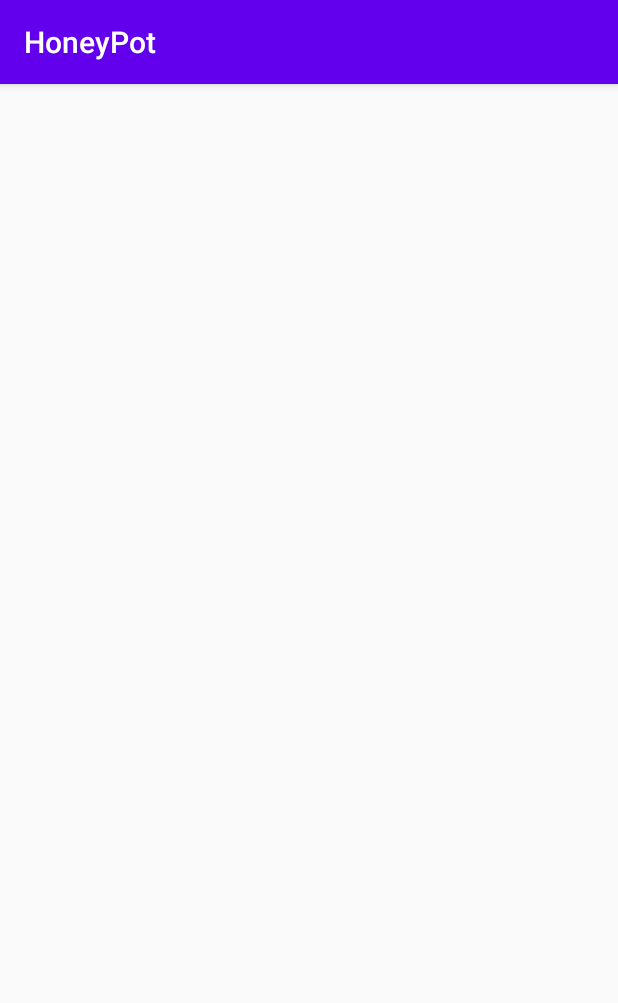
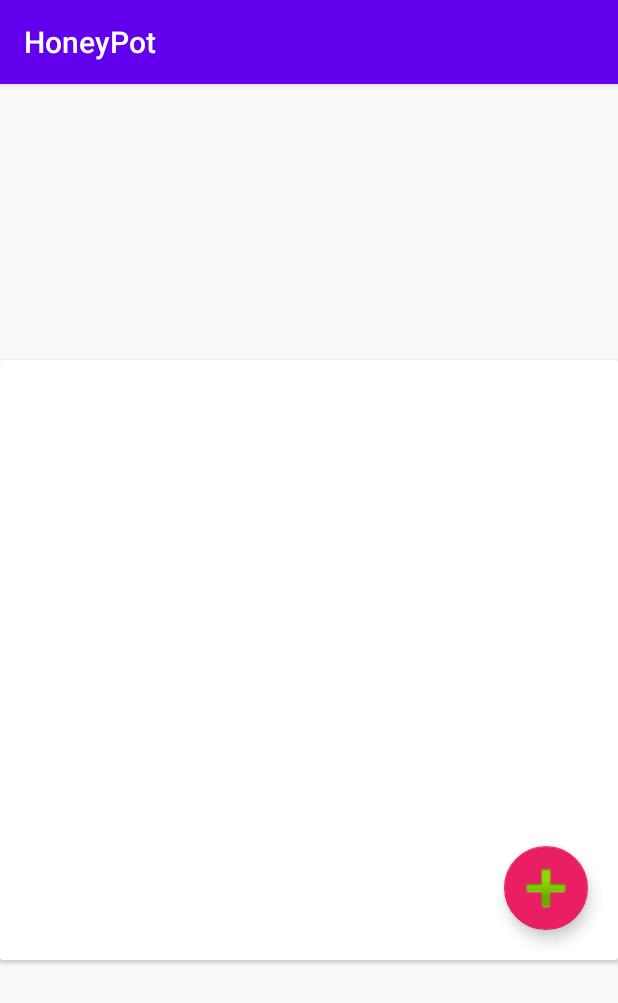
Before and after one commit to PeaWagon/HoneyPot, an Android app: the PresentsActivity screen opened directly, with no data from a screen before it, on a phone screen of 412 x 824 dp. Shown: the top 1003 px of the screen. Run offline under Robolectric (Android 15) with nearby library versions, the phone set to English and light mode, and no system bars.

Commit message:
include presents fab and cardview to presents activity

```diff
--- a/app/build.gradle
+++ b/app/build.gradle
@@ -31,4 +31,6 @@ dependencies {
     testImplementation 'junit:junit:4.12'
     androidTestImplementation 'androidx.test.ext:junit:1.1.1'
     androidTestImplementation 'androidx.test.espresso:espresso-core:3.2.0'
+    implementation 'androidx.cardview:cardview:1.0.0'
+    implementation 'com.google.android.material:material:1.0.0'
 }
--- a/app/src/main/res/layout/activity_presents.xml
+++ b/app/src/main/res/layout/activity_presents.xml
@@ -6,4 +6,24 @@
     android:layout_height="match_parent"
     tools:context=".PresentsActivity">
 
+    <androidx.cardview.widget.CardView
+        android:id="@+id/cardView_presents"
+        android:layout_width="match_parent"
+        android:layout_height="400dp"
+        app:layout_constraintBottom_toBottomOf="parent"
+        app:layout_constraintTop_toTopOf="parent"
+        app:layout_constraintStart_toStartOf="parent"
+        app:layout_constraintEnd_toEndOf="parent">
+
+        <com.google.android.material.floatingactionbutton.FloatingActionButton
+            android:id="@+id/floatingActionButton_presents"
+            android:layout_width="wrap_content"
+            android:layout_height="wrap_content"
+            android:layout_gravity="end|bottom"
+            android:layout_margin="@dimen/fab_presents_margin"
+            android:clickable="true"
+            app:backgroundTint="#E91E63"
+            app:maxImageSize="@dimen/fab_presents_img_size"
+            app:srcCompat="@android:drawable/ic_input_add" />
+    </androidx.cardview.widget.CardView>
 </androidx.constraintlayout.widget.ConstraintLayout>
--- a/app/src/main/res/values/dimensions.xml
+++ b/app/src/main/res/values/dimensions.xml
@@ -1,5 +1,7 @@
 <?xml version="1.0" encoding="utf-8"?>
 <resources>
-    <dimen name="button_width">120dp</dimen>
-    <dimen name="button_height">50dp</dimen>
+    <dimen name="button_main_width">120dp</dimen>
+    <dimen name="button_main_height">50dp</dimen>
+    <dimen name="fab_presents_img_size">48dp</dimen>
+    <dimen name="fab_presents_margin">20dp</dimen>
 </resources>
```
Also changed, not shown: app/src/main/res/layout/activity_main.xml (+6 -6 lines).
